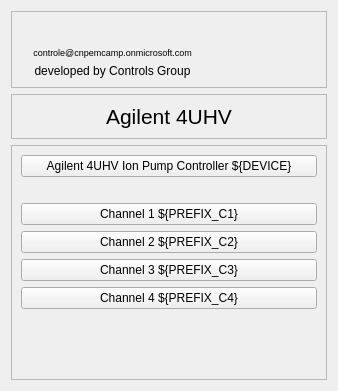
The window that ui/agilent4uhv/device_main.ui (lnls-sirius/pydm-opi) describes before a commit, drawn with Qt 5.
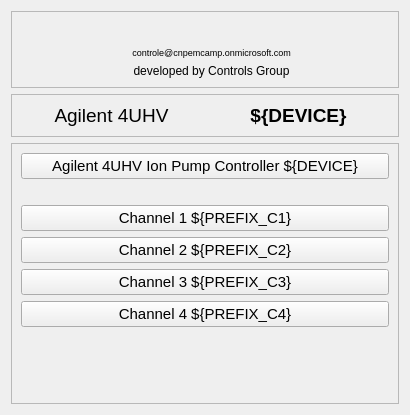
The same window after the commit. Icons and pictures are not drawn. Custom widgets are drawn as their Qt base class.

What changed in the file:
```diff
--- a/ui/agilent4uhv/device_main.ui
+++ b/ui/agilent4uhv/device_main.ui
@@ -6,8 +6,8 @@
    <rect>
     <x>0</x>
     <y>0</y>
-    <width>338</width>
-    <height>391</height>
+    <width>410</width>
+    <height>415</height>
    </rect>
   </property>
   <property name="windowTitle">
@@ -23,7 +23,7 @@
       <enum>QFrame::Raised</enum>
      </property>
      <layout class="QGridLayout" name="gridLayout_3">
-      <item row="2" column="3">
+      <item row="2" column="4">
        <widget class="QLabel" name="label_296">
         <property name="maximumSize">
          <size>
@@ -39,14 +39,32 @@
         </property>
        </widget>
       </item>
-      <item row="0" column="0" rowspan="3">
-       <widget class="QLabel" name="label_3">
+      <item row="0" column="3" colspan="2">
+       <widget class="QLabel" name="label_2">
+        <property name="font">
+         <font>
+          <pointsize>11</pointsize>
+         </font>
+        </property>
         <property name="text">
-         <string>&lt;html&gt;&lt;head/&gt;&lt;body&gt;&lt;p&gt;&lt;img src=&quot;images/LNLS.png&quot;/&gt;&lt;/p&gt;&lt;/body&gt;&lt;/html&gt;</string>
+         <string>&lt;html&gt;&lt;head/&gt;&lt;body&gt;&lt;p&gt;&lt;img src=&quot;images/CNPEM.jpg&quot;/&gt;&lt;/p&gt;&lt;/body&gt;&lt;/html&gt;</string>
         </property>
        </widget>
       </item>
-      <item row="1" column="3">
+      <item row="0" column="5">
+       <spacer name="horizontalSpacer">
+        <property name="orientation">
+         <enum>Qt::Horizontal</enum>
+        </property>
+        <property name="sizeHint" stdset="0">
+         <size>
+          <width>40</width>
+          <height>20</height>
+         </size>
+        </property>
+       </spacer>
+      </item>
+      <item row="1" column="4">
        <widget class="QLabel" name="label_294">
         <property name="maximumSize">
          <size>
@@ -455,15 +473,15 @@
         </property>
        </widget>
       </item>
-      <item row="0" column="2" colspan="2">
-       <widget class="QLabel" name="label_2">
+      <item row="0" column="1" rowspan="3">
+       <widget class="QLabel" name="label_3">
         <property name="text">
-         <string>&lt;html&gt;&lt;head/&gt;&lt;body&gt;&lt;p&gt;&lt;img src=&quot;images/CNPEM.jpg&quot;/&gt;&lt;/p&gt;&lt;/body&gt;&lt;/html&gt;</string>
+         <string>&lt;html&gt;&lt;head/&gt;&lt;body&gt;&lt;p&gt;&lt;img src=&quot;images/LNLS.png&quot;/&gt;&lt;/p&gt;&lt;/body&gt;&lt;/html&gt;</string>
         </property>
        </widget>
       </item>
-      <item row="0" column="4">
-       <spacer name="horizontalSpacer">
+      <item row="0" column="0">
+       <spacer name="horizontalSpacer_2">
         <property name="orientation">
          <enum>Qt::Horizontal</enum>
         </property>
@@ -492,6 +510,11 @@
         <property name="enabled">
          <bool>true</bool>
         </property>
+        <property name="font">
+         <font>
+          <pointsize>11</pointsize>
+         </font>
+        </property>
         <property name="toolTip">
          <string/>
         </property>
@@ -547,6 +570,11 @@
         <property name="enabled">
          <bool>true</bool>
         </property>
+        <property name="font">
+         <font>
+          <pointsize>11</pointsize>
+         </font>
+        </property>
         <property name="toolTip">
          <string/>
         </property>
@@ -583,6 +611,11 @@
         <property name="enabled">
          <bool>true</bool>
         </property>
+        <property name="font">
+         <font>
+          <pointsize>11</pointsize>
+         </font>
+        </property>
         <property name="toolTip">
          <string/>
         </property>
@@ -619,6 +652,11 @@
         <property name="enabled">
          <bool>true</bool>
         </property>
+        <property name="font">
+         <font>
+          <pointsize>11</pointsize>
+         </font>
+        </property>
         <property name="toolTip">
          <string/>
         </property>
@@ -655,6 +693,11 @@
         <property name="enabled">
          <bool>true</bool>
         </property>
+        <property name="font">
+         <font>
+          <pointsize>11</pointsize>
+         </font>
+        </property>
         <property name="toolTip">
          <string/>
         </property>
@@ -711,6 +754,23 @@
       <enum>QFrame::Raised</enum>
      </property>
      <layout class="QGridLayout" name="gridLayout_2">
+      <item row="0" column="1">
+       <widget class="QLabel" name="label_4">
+        <property name="font">
+         <font>
+          <pointsize>12</pointsize>
+          <weight>75</weight>
+          <bold>true</bold>
+         </font>
+        </property>
+        <property name="text">
+         <string>&lt;html&gt;&lt;head/&gt;&lt;body&gt;&lt;p&gt;&lt;span style=&quot; font-size:14pt;&quot;&gt;${DEVICE}&lt;/span&gt;&lt;/p&gt;&lt;/body&gt;&lt;/html&gt;</string>
+        </property>
+        <property name="alignment">
+         <set>Qt::AlignCenter</set>
+        </property>
+       </widget>
+      </item>
       <item row="0" column="0">
        <widget class="QLabel" name="label">
         <property name="enabled">
@@ -718,11 +778,11 @@
         </property>
         <property name="font">
          <font>
-          <pointsize>16</pointsize>
+          <pointsize>12</pointsize>
          </font>
         </property>
         <property name="text">
-         <string>&lt;html&gt;&lt;head/&gt;&lt;body&gt;&lt;p align=&quot;center&quot;&gt;&lt;span style=&quot; font-size:16pt;&quot;&gt;Agilent 4UHV&lt;/span&gt;&lt;/p&gt;&lt;/body&gt;&lt;/html&gt;</string>
+         <string>&lt;html&gt;&lt;head/&gt;&lt;body&gt;&lt;p align=&quot;center&quot;&gt;&lt;span style=&quot; font-size:14pt;&quot;&gt;Agilent 4UHV&lt;/span&gt;&lt;/p&gt;&lt;/body&gt;&lt;/html&gt;</string>
         </property>
         <property name="alignment">
          <set>Qt::AlignCenter</set>
```
